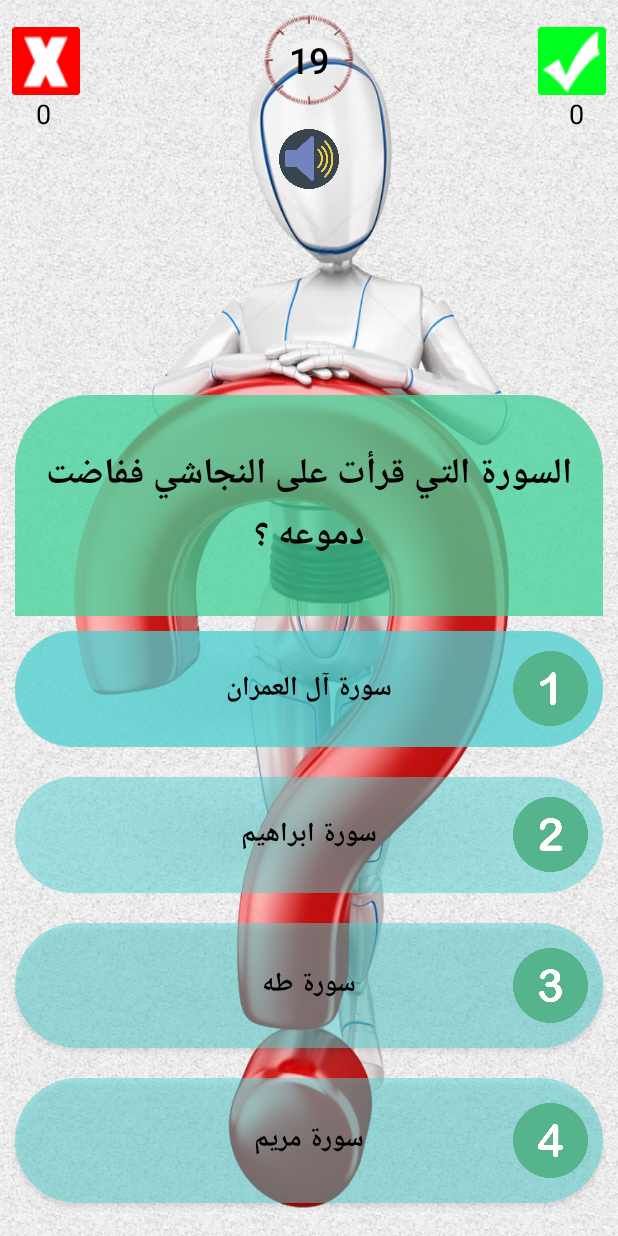
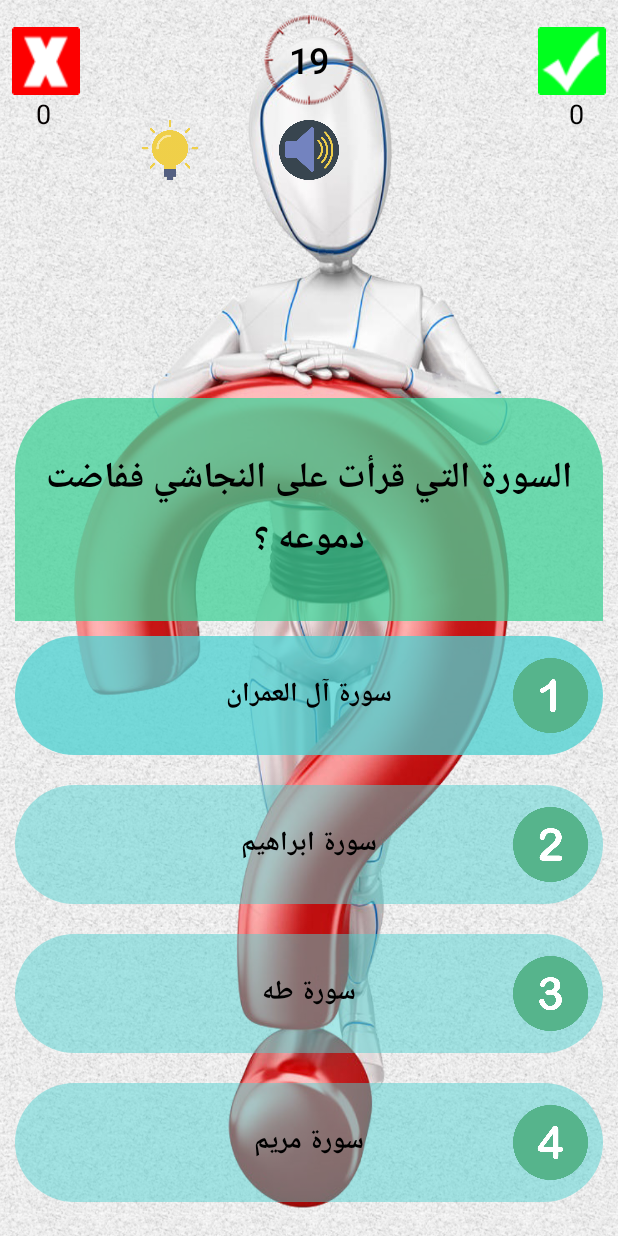
Before and after one commit to BashirAltereh/Challenge, an Android app: the windows_asila screen opened directly, with no data from a screen before it, on a phone screen of 412 x 824 dp. Run offline under Robolectric (Android 15) with nearby library versions, the phone set to English and light mode, and no system bars; our stand-ins replace CircleImageView; 1 statement that could not run was skipped.

Commit message:
adding hint to questions

```diff
--- a/app/src/main/java/com/is2all/challenges/Activities/MainActivity.java
+++ b/app/src/main/java/com/is2all/challenges/Activities/MainActivity.java
@@ -141,10 +141,10 @@ public class MainActivity extends AppCompatActivity implements View.OnClickListe
             public void onAuthStateChanged(@NonNull FirebaseAuth firebaseAuth) {
                 FirebaseUser user = firebaseAuth.getCurrentUser();
                 if (user != null) {
-                    Toast.makeText(getApplicationContext(), "Done", Toast.LENGTH_SHORT).show();
+                    Toast.makeText(getApplicationContext(), getString(R.string.sign_in_successfully), Toast.LENGTH_SHORT).show();
 
                 } else
-                    Toast.makeText(getApplicationContext(), "null", Toast.LENGTH_SHORT).show();
+                    Toast.makeText(getApplicationContext(), getString(R.string.deos_not_sign_in), Toast.LENGTH_SHORT).show();
             }
         };
 
@@ -347,7 +347,7 @@ public class MainActivity extends AppCompatActivity implements View.OnClickListe
 //                        // ...
 //                    }
 //                });
-                        getInfo();
+        getInfo();
     }
 
 
@@ -362,6 +362,14 @@ public class MainActivity extends AppCompatActivity implements View.OnClickListe
         int id = v.getId();
         switch (id) {
             case R.id.v_play_offline:
+                mVPlayOffline.setClickable(false);
+                Handler handler = new Handler();
+                handler.postDelayed(new Runnable() {
+                    @Override
+                    public void run() {
+                        mVPlayOffline.setClickable(true);
+                    }
+                }, 1000);
                 MediaPlayer media1 = MediaPlayer.create(this, R.raw.sound_click);
                 media1.start();
                 framgent = new customFragment(this, this, this);
@@ -513,7 +521,7 @@ public class MainActivity extends AppCompatActivity implements View.OnClickListe
                         }
                         // Application code
                         try {
-                            user.setId( object.getString("id"));
+                            user.setId(object.getString("id"));
                         } catch (JSONException e) {
                             e.printStackTrace();
                         }
@@ -686,6 +694,7 @@ public class MainActivity extends AppCompatActivity implements View.OnClickListe
 //                                .putExtra("type", "wifi"));
 
 //                        startActivity(new Intent(this, UserListActivity.class));
+                            firebaseAuth.addAuthStateListener(firebaseAuthListner);
 
                         } else {
                             Log.d("createUser_", "loginWithEmail: unsuccessful: " + task.getException());
@@ -712,10 +721,10 @@ public class MainActivity extends AppCompatActivity implements View.OnClickListe
                                             Log.d("createUser_", "unknown");
                                         }
                                     });
+                            firebaseAuth.addAuthStateListener(firebaseAuthListner);
                         }
                     }
                 });
-        firebaseAuth.addAuthStateListener(firebaseAuthListner);
     }
 
 
@@ -802,7 +811,7 @@ public class MainActivity extends AppCompatActivity implements View.OnClickListe
 
     @Override
     public void onGetEmailListner(String tEmail) {
-        Toast.makeText(this, "Fsdf", Toast.LENGTH_SHORT).show();
+//        Toast.makeText(this, "Fsdf", Toast.LENGTH_SHORT).show();
         final String tUser = sharedPreferences.getString("user", "null");
         if (tUser.equals("null"))
             return;
--- a/app/src/main/java/com/is2all/challenges/Activities/windows_asila.java
+++ b/app/src/main/java/com/is2all/challenges/Activities/windows_asila.java
@@ -15,14 +15,15 @@ import android.support.v7.app.AppCompatActivity;
 import android.util.Log;
 import android.view.View;
 import android.view.WindowManager;
-import android.widget.Button;
+import android.view.animation.Animation;
+import android.view.animation.AnimationUtils;
 import android.widget.ImageView;
 import android.widget.TextView;
 import android.widget.Toast;
 
+import com.is2all.challenges.Helper.databaseClass;
 import com.is2all.challenges.R;
 import com.is2all.challenges.addPoint;
-import com.is2all.challenges.Helper.databaseClass;
 import com.is2all.challenges.models.item;
 
 import java.io.File;
@@ -36,7 +37,8 @@ public class windows_asila extends AppCompatActivity implements View.OnClickList
     private SharedPreferences sharedPreferences;
     private List<item> mDataList;
     private databaseClass mdata;
-    private Button mBtnFistAnswer, mBtnSecondAnswer, mBtnThirdAnswer, mBtnFourthAnswer, btn6, btn7, btnTimer;
+    private TextView mBtnFistAnswer, mBtnSecondAnswer, mBtnThirdAnswer, mBtnFourthAnswer, btn6, btn7, btnTimer;
+    private ImageView mIvHintOne, mIvHintTwo, mIvHintThree, mIvHintFour , mIvHint;
     String msgend;
 
     TextView txtFalse, txtTrue, mTvQuestion;
@@ -78,6 +80,15 @@ public class windows_asila extends AppCompatActivity implements View.OnClickList
         mBtnSecondAnswer = findViewById(R.id.btn_second_answer);
         mBtnThirdAnswer = findViewById(R.id.btn_third_answer);
         mBtnFourthAnswer = findViewById(R.id.btn_fourth_answer);
+
+        mIvHintOne = findViewById(R.id.iv_hint_1);
+        mIvHintTwo = findViewById(R.id.iv_hint_2);
+        mIvHintThree = findViewById(R.id.iv_hint_3);
+        mIvHintFour = findViewById(R.id.iv_hint_4);
+
+        mIvHint = findViewById(R.id.iv_hint);
+
+        mIvHint.setOnClickListener(this);
 
         mBtnFistAnswer.setOnClickListener(this);
         mBtnSecondAnswer.setOnClickListener(this);
@@ -150,6 +161,7 @@ public class windows_asila extends AppCompatActivity implements View.OnClickList
             btn6.setText(txtTrue.getText().toString() + "/" + sizeData);
             btn7.setText("+نقط : " + point);
         }
+
     }
 
     //////////////Timer--------------------------
@@ -243,6 +255,7 @@ public class windows_asila extends AppCompatActivity implements View.OnClickList
         mBtnSecondAnswer.setEnabled(true);
         mBtnThirdAnswer.setEnabled(true);
         mBtnFourthAnswer.setEnabled(true);
+        mIvHint.setEnabled(true);
 
         correctAnswer = mDataList.get(rnd).ID_answer;
         timer();
@@ -485,7 +498,7 @@ public class windows_asila extends AppCompatActivity implements View.OnClickList
     @Override
     public void onClick(View v) {
         int id = v.getId();
-        if (id != R.id.iv_sound) {
+        if (id != R.id.iv_sound && id != R.id.iv_hint) {
             switch (correctAnswer) {
                 case 1:
                     mBtnFistAnswer.setBackground(getResources().getDrawable(R.drawable.change_btn_a_true));
@@ -505,6 +518,7 @@ public class windows_asila extends AppCompatActivity implements View.OnClickList
             mBtnSecondAnswer.setEnabled(false);
             mBtnThirdAnswer.setEnabled(false);
             mBtnFourthAnswer.setEnabled(false);
+            mIvHint.setEnabled(false);
         }
 
         switch (id) {
@@ -563,7 +577,9 @@ public class windows_asila extends AppCompatActivity implements View.OnClickList
                 else
                     mIvSound.setImageResource(R.drawable.ic_sound);
                 break;
-
+            case R.id.iv_hint:
+                showHint(correctAnswer);
+                break;
         }
     }
 
@@ -590,4 +606,22 @@ public class windows_asila extends AppCompatActivity implements View.OnClickList
 
 
     }
+    public void showHint(int correctAnswer) throws IndexOutOfBoundsException{
+        final int index = correctAnswer -1;
+        if(index < 0 || index > 3)
+            throw new IndexOutOfBoundsException();
+        else{
+            final ImageView[] hints = new ImageView[]{mIvHintOne, mIvHintTwo, mIvHintThree, mIvHintFour};
+            hints[index].setVisibility(View.VISIBLE);
+            Animation animation = AnimationUtils.loadAnimation(this, R.anim.fade_out);
+            hints[index].startAnimation(animation);
+            Handler handler = new Handler();
+            handler.postDelayed(new Runnable() {
+                @Override
+                public void run() {
+                    hints[index].setVisibility(View.GONE);
+                }
+            }, 1000);
+        }
+    }
 }
--- a/app/src/main/java/com/is2all/challenges/Helper/VolleyImageView.java
+++ b/app/src/main/java/com/is2all/challenges/Helper/VolleyImageView.java
@@ -10,9 +10,7 @@ import android.view.ViewGroup;
 import com.android.volley.VolleyError;
 import com.android.volley.toolbox.ImageLoader;
 
-/**
- * Created by Amir ALMOHAMED at 27-10-2018.
- */
+
 
 public class VolleyImageView extends android.support.v7.widget.AppCompatImageView {
 
--- a/app/src/main/res/layout/activity_windows_asila.xml
+++ b/app/src/main/res/layout/activity_windows_asila.xml
@@ -4,8 +4,8 @@
     xmlns:tools="http://schemas.android.com/tools"
     android:layout_width="match_parent"
     android:layout_height="match_parent"
+    android:background="@drawable/back_question"
     android:orientation="vertical"
-    android:background="@drawable/back_question"
     android:weightSum="1">
 
     <android.support.constraint.ConstraintLayout
@@ -18,39 +18,37 @@
             android:id="@+id/button6"
             android:layout_width="100dp"
             android:layout_height="48dp"
+            android:layout_marginStart="8dp"
             android:layout_marginLeft="8dp"
-            android:layout_marginStart="8dp"
             android:layout_marginTop="8dp"
             android:background="@drawable/point_a"
             android:text="0/200"
             android:textSize="18sp"
+            android:visibility="gone"
             app:layout_constraintLeft_toLeftOf="parent"
-            app:layout_constraintTop_toTopOf="parent"
-            android:visibility="gone"
-            />
+            app:layout_constraintTop_toTopOf="parent" />
 
         <Button
             android:id="@+id/button7"
             android:layout_width="100dp"
             android:layout_height="48dp"
+            android:layout_marginTop="8dp"
             android:layout_marginEnd="8dp"
             android:layout_marginRight="8dp"
-            android:layout_marginTop="8dp"
             android:background="@drawable/add_point"
             android:onClick="addpoint"
             android:text="نقط"
             android:textSize="18sp"
+            android:visibility="gone"
             app:layout_constraintRight_toRightOf="parent"
-            app:layout_constraintTop_toTopOf="parent"
-            android:visibility="gone"
-            />
+            app:layout_constraintTop_toTopOf="parent" />
 
         <Button
             android:id="@+id/button8"
             android:layout_width="45dp"
             android:layout_height="45dp"
+            android:layout_marginStart="8dp"
             android:layout_marginLeft="8dp"
-            android:layout_marginStart="8dp"
             android:layout_marginTop="8dp"
             android:background="@drawable/khatae_a"
             app:layout_constraintLeft_toLeftOf="parent"
@@ -60,9 +58,9 @@
             android:id="@+id/button9"
             android:layout_width="45dp"
             android:layout_height="45dp"
+            android:layout_marginTop="8dp"
             android:layout_marginEnd="8dp"
             android:layout_marginRight="8dp"
-            android:layout_marginTop="8dp"
             android:background="@drawable/sah_a"
             app:layout_constraintRight_toRightOf="parent"
             app:layout_constraintTop_toBottomOf="@+id/button7" />
@@ -71,8 +69,8 @@
             android:id="@+id/txtFalse"
             android:layout_width="41dp"
             android:layout_height="26dp"
+            android:layout_marginStart="8dp"
             android:layout_marginLeft="8dp"
-            android:layout_marginStart="8dp"
             android:text="0"
             android:textAlignment="center"
             android:textColor="#050000"
@@ -97,10 +95,10 @@
             android:id="@+id/btnTimer"
             android:layout_width="60dp"
             android:layout_height="60dp"
+            android:layout_marginStart="140dp"
+            android:layout_marginLeft="140dp"
             android:layout_marginEnd="140dp"
-            android:layout_marginLeft="140dp"
             android:layout_marginRight="140dp"
-            android:layout_marginStart="140dp"
             android:background="@drawable/clock_a"
             android:text="30"
             android:textAllCaps="false"
@@ -116,17 +114,26 @@
             android:id="@+id/iv_sound"
             android:layout_width="40dp"
             android:layout_height="40dp"
-            android:layout_marginEnd="168dp"
-            android:layout_marginLeft="168dp"
-            android:layout_marginRight="168dp"
-            android:layout_marginStart="168dp"
-            android:layout_marginTop="16dp"
             android:src="@drawable/ic_sound"
+            android:layout_marginTop="10dp"
             app:layout_constraintLeft_toLeftOf="@+id/button8"
             app:layout_constraintRight_toRightOf="@+id/button9"
             app:layout_constraintTop_toBottomOf="@+id/btnTimer"
             tools:layout_constraintLeft_creator="1"
             tools:layout_constraintRight_creator="1" />
+        <ImageView
+            android:id="@+id/iv_hint"
+            android:layout_width="40dp"
+            android:layout_height="40dp"
+            android:src="@drawable/ic_hint_on"
+            android:layout_margin="10dp"
+            app:layout_constraintStart_toStartOf="parent"
+            app:layout_constraintEnd_toEndOf="@id/iv_sound"
+            app:layout_constraintTop_toBottomOf="@+id/btnTimer"
+            tools:layout_constraintLeft_creator="1"
+            tools:layout_constraintRight_creator="1" />
+
+
 
     </android.support.constraint.ConstraintLayout>
 
@@ -141,15 +148,15 @@
             android:layout_width="match_parent"
             android:layout_height="120dp"
             android:layout_marginLeft="10dp"
+            android:layout_marginTop="0dp"
             android:layout_marginRight="10dp"
-            android:layout_marginTop="0dp"
             android:layout_weight="1"
             android:background="@drawable/question_shape"
             android:gravity="center"
             android:text=" أول قصيدة للعفاسي ؟"
             android:textColor="#000000"
+            android:textSize="24sp"
             android:textStyle="bold"
-            android:textSize="24sp"
             app:layout_constraintHorizontal_bias="0.0"
             app:layout_constraintLeft_toLeftOf="parent"
             app:layout_constraintRight_toRightOf="parent"
@@ -160,58 +167,120 @@
 
             />
 
-        <Button
-            android:id="@+id/btn_first_answer"
+        <android.support.constraint.ConstraintLayout
             android:layout_width="match_parent"
             android:layout_height="50dp"
-            android:layout_weight="1"
-            android:background="@drawable/change_btn_a"
-            android:text="ايا من يدعي الفهم"
-            android:textAllCaps="false"
-            android:textColor="#000000"
             android:layout_margin="10dp"
-            android:textSize="18sp"
-            android:textStyle="bold"
-            />
+            android:layout_weight="1">
 
-        <Button
-            android:id="@+id/btn_second_answer"
+            <TextView
+                android:id="@+id/btn_first_answer"
+                android:layout_width="match_parent"
+                android:layout_height="match_parent"
+                android:background="@drawable/change_btn_a"
+                android:gravity="center"
+                android:text="ايا من يدعي الفهم"
+                android:textAllCaps="false"
+                android:textColor="#000000"
+                android:textSize="18sp"
+                android:textStyle="bold" />
+
+            <ImageView
+                android:id="@+id/iv_hint_1"
+                android:layout_width="40dp"
+                android:layout_height="wrap_content"
+                android:layout_margin="30dp"
+                android:src="@drawable/ic_click"
+                android:visibility="gone"
+                app:layout_constraintEnd_toEndOf="parent" />
+
+        </android.support.constraint.ConstraintLayout>
+
+        <android.support.constraint.ConstraintLayout
             android:layout_width="match_parent"
             android:layout_height="50dp"
-            android:layout_weight="1"
-            android:background="@drawable/change_btn_b"
-            android:text="خلي الدكار الاربع"
-            android:textAllCaps="false"
-            android:textColor="#000000"
             android:layout_margin="10dp"
-            android:textSize="18sp"
-            android:textStyle="bold" />
+            android:layout_weight="1">
 
-        <Button
-            android:id="@+id/btn_third_answer"
+            <TextView
+                android:id="@+id/btn_second_answer"
+                android:layout_width="match_parent"
+                android:layout_height="match_parent"
+                android:background="@drawable/change_btn_b"
+                android:gravity="center"
+                android:text="خلي الدكار الاربع"
+                android:textAllCaps="false"
+                android:textColor="#000000"
+                android:textSize="18sp"
+                android:textStyle="bold" />
+
+            <ImageView
+                android:id="@+id/iv_hint_2"
+                android:layout_width="40dp"
+                android:layout_height="wrap_content"
+                android:layout_margin="30dp"
+                android:src="@drawable/ic_click"
+                android:visibility="gone"
+                app:layout_constraintEnd_toEndOf="parent" />
+
+        </android.support.constraint.ConstraintLayout>
+
+        <android.support.constraint.ConstraintLayout
             android:layout_width="match_parent"
-            android:layout_height="55dp"
-            android:layout_weight="1"
-            android:background="@drawable/change_btn_c"
-            android:text="ليس الغريب"
-            android:textAllCaps="false"
-            android:textColor="#000000"
+            android:layout_height="50dp"
             android:layout_margin="10dp"
-            android:textSize="18sp"
-            android:textStyle="bold" />
+            android:layout_weight="1">
 
-        <Button
-            android:id="@+id/btn_fourth_answer"
+            <TextView
+                android:id="@+id/btn_third_answer"
+                android:layout_width="match_parent"
+                android:layout_height="match_parent"
+                android:background="@drawable/change_btn_c"
+                android:gravity="center"
+                android:text="ليس الغريب"
+                android:textAllCaps="false"
+                android:textColor="#000000"
+                android:textSize="18sp"
+                android:textStyle="bold" />
+
+            <ImageView
+                android:id="@+id/iv_hint_3"
+                android:layout_width="40dp"
+                android:layout_height="wrap_content"
+                android:layout_margin="30dp"
+                android:src="@drawable/ic_click"
+                android:visibility="gone"
+                app:layout_constraintEnd_toEndOf="parent" />
+
+        </android.support.constraint.ConstraintLayout>
+
+        <android.support.constraint.ConstraintLayout
             android:layout_width="match_parent"
-            android:layout_height="55dp"
-            android:layout_weight="1"
-            android:background="@drawable/change_btn_d"
-            android:text="طلع البدر علينا"
-            android:textAllCaps="false"
+            android:layout_height="50dp"
             android:layout_margin="10dp"
-            android:textColor="#000000"
-            android:textSize="18sp"
-            android:textStyle="bold" />
+            android:layout_weight="1">
 
+            <TextView
+                android:id="@+id/btn_fourth_answer"
+                android:layout_width="match_parent"
+                android:layout_height="match_parent"
+                android:background="@drawable/change_btn_d"
+                android:gravity="center"
+                android:text="طلع البدر علينا"
+                android:textAllCaps="false"
+                android:textColor="#000000"
+                android:textSize="18sp"
+                android:textStyle="bold" />
+
+            <ImageView
+                android:id="@+id/iv_hint_4"
+                android:layout_width="40dp"
+                android:layout_height="wrap_content"
+                android:layout_margin="30dp"
+                android:src="@drawable/ic_click"
+                android:visibility="gone"
+                app:layout_constraintEnd_toEndOf="parent" />
+
+        </android.support.constraint.ConstraintLayout>
     </LinearLayout>
 </LinearLayout>
--- a/app/src/main/res/values/strings.xml
+++ b/app/src/main/res/values/strings.xml
@@ -11,4 +11,6 @@
     <string name="ok">OK</string>
     <string name="not_valid_email">Please enter a valid email</string>
     <string name="users">Users that you can play with</string>
+    <string name="sign_in_successfully">sign in successfully</string>
+    <string name="deos_not_sign_in">does not sign in</string>
 </resources>
```
Also changed, not shown: app/src/main/res/drawable/ic_hint_off.png (added), app/src/main/res/drawable/ic_hint_on.png (added).
